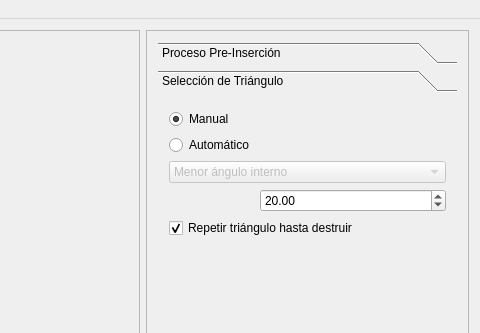
afaundez/mesh-suite, file gui/forms/MainWindow.ui: the form before one commit; both pictures show x 581 to 1061 and y 0 to 333 of the 1061 by 662 pixel window.
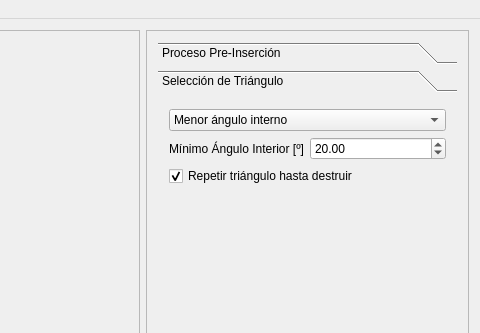
The form after the commit. The open tabs and pages were chosen to show the change.

Commit message: FIX selection triangle with memory

Diff of the .ui file:
```diff
--- a/gui/forms/MainWindow.ui
+++ b/gui/forms/MainWindow.ui
@@ -121,27 +121,13 @@
            <string>Selección de Triángulo</string>
           </attribute>
           <layout class="QFormLayout" name="formLayout_7">
-           <item row="0" column="0">
-            <widget class="QRadioButton" name="manualRadioButton">
-             <property name="text">
-              <string>Manual</string>
-             </property>
-             <property name="checked">
-              <bool>true</bool>
-             </property>
-            </widget>
-           </item>
-           <item row="1" column="0">
-            <widget class="QRadioButton" name="automaticRadioButton">
-             <property name="text">
-              <string>Automático</string>
-             </property>
-            </widget>
-           </item>
-           <item row="3" column="0" colspan="2">
+           <property name="fieldGrowthPolicy">
+            <enum>QFormLayout::AllNonFixedFieldsGrow</enum>
+           </property>
+           <item row="1" column="0" colspan="2">
             <widget class="QComboBox" name="automaticTriangleSelectionComboBox">
              <property name="enabled">
-              <bool>false</bool>
+              <bool>true</bool>
              </property>
              <item>
               <property name="text">
@@ -165,20 +151,27 @@
              </item>
             </widget>
            </item>
-           <item row="4" column="1">
+           <item row="4" column="0" colspan="2">
+            <widget class="QCheckBox" name="repeatSelectedTriangleCheckBox">
+             <property name="text">
+              <string>Repetir triángulo hasta destruir</string>
+             </property>
+             <property name="checked">
+              <bool>true</bool>
+             </property>
+            </widget>
+           </item>
+           <item row="3" column="1">
             <widget class="QDoubleSpinBox" name="automaticTriangleSelectionDoubleSpinBox">
              <property name="value">
               <double>20.000000000000000</double>
              </property>
             </widget>
            </item>
-           <item row="5" column="0" colspan="2">
-            <widget class="QCheckBox" name="checkBox">
+           <item row="3" column="0">
+            <widget class="QLabel" name="label_2">
              <property name="text">
-              <string>Repetir triángulo hasta destruir</string>
-             </property>
-             <property name="checked">
-              <bool>true</bool>
+              <string>Mínimo Ángulo Interior [º]</string>
              </property>
             </widget>
            </item>
```
Left out of the diff: 14 changed lines with no effect on the pictures. The commit also changes 10 other files.
